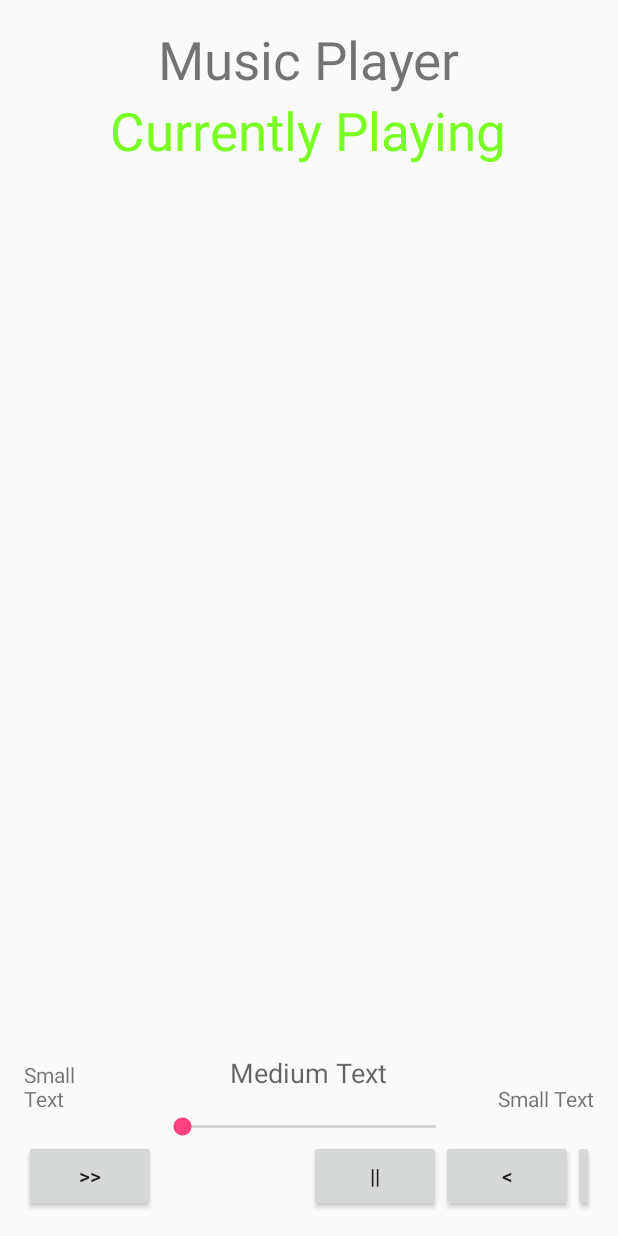
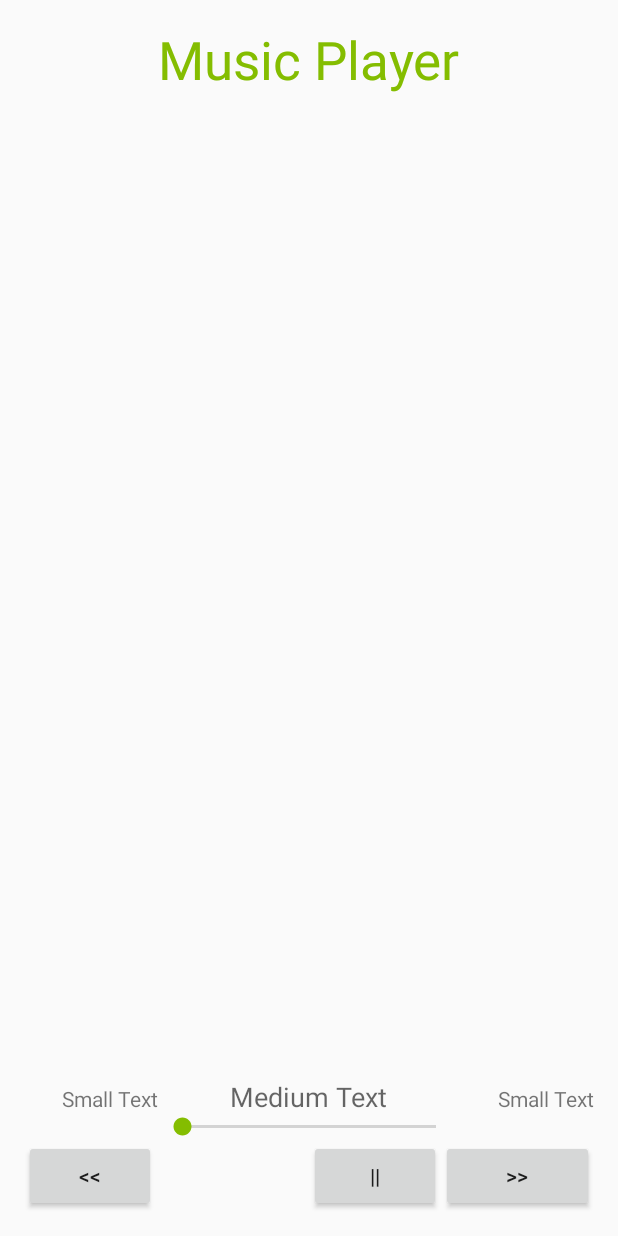
Before and after one commit to kdorosh/MusicMafia, an Android app: the layout fragment_now_playing.xml on its own in the app's theme, with its tools: preview values and no code run, on a phone screen of 412 x 824 dp. Run offline under Robolectric (Android 15) with nearby library versions, the phone set to English and light mode, and no system bars.

Commit message:
color overhaul. extra now playing button removed

```diff
--- a/app/src/main/java/mattnkev/cs/tufts/edu/musicmafia/activities/PlaylistMakingActivity.java
+++ b/app/src/main/java/mattnkev/cs/tufts/edu/musicmafia/activities/PlaylistMakingActivity.java
@@ -237,9 +237,4 @@ public class PlaylistMakingActivity extends AppCompatActivity implements
         return mFragmentManager.getFragments();
     }
 
-    // called by SearchSongsFragment so that we query database after successfully adding a song
-    //public void queryDatabase(){
-    //    mEventPlaylistFragment.queryDatabase();
-    //}
-
 }
--- a/app/src/main/res/layout/activity_event_login.xml
+++ b/app/src/main/res/layout/activity_event_login.xml
@@ -8,6 +8,7 @@
     android:paddingLeft="@dimen/activity_horizontal_margin"
     android:paddingRight="@dimen/activity_horizontal_margin"
     android:paddingTop="@dimen/activity_vertical_margin"
+    android:background="@color/darkGraySlightlyLighter"
     tools:context="mattnkev.cs.tufts.edu.musicmafia.activities.EventLoginActivity">
 
     <!-- Login progress -->
--- a/app/src/main/res/layout/activity_playlist_making.xml
+++ b/app/src/main/res/layout/activity_playlist_making.xml
@@ -8,6 +8,7 @@
     android:paddingLeft="@dimen/activity_horizontal_margin_playlists"
     android:paddingRight="@dimen/activity_horizontal_margin_playlists"
     android:paddingTop="@dimen/activity_vertical_margin_playlists"
+    android:background="@color/darkGraySlightlyLighter"
     tools:context="mattnkev.cs.tufts.edu.musicmafia.activities.PlaylistMakingActivity">
 
     <FrameLayout
@@ -22,4 +23,5 @@
         android:layout_height="60dp"
         android:layout_alignParentBottom="true"
         app:bb_tabXmlResource="@xml/bottom_bar_tabs" />
+
 </RelativeLayout>
--- a/app/src/main/res/layout/fragment_now_playing.xml
+++ b/app/src/main/res/layout/fragment_now_playing.xml
@@ -7,22 +7,15 @@
     android:paddingTop="@dimen/activity_vertical_margin"
     android:paddingBottom="@dimen/activity_vertical_margin" tools:context=".activities.PlaylistMakingActivity">
 
-    <TextView android:text="@string/music_player" android:layout_width="wrap_content"
+    <TextView
+        android:text="@string/music_player"
+        android:layout_width="wrap_content"
         android:layout_height="wrap_content"
-        android:id="@+id/textview"
+        android:id="@+id/textView"
         android:textSize="35sp"
         android:layout_alignParentTop="true"
-        android:layout_centerHorizontal="true" />
-
-    <TextView
-        android:layout_width="wrap_content"
-        android:layout_height="wrap_content"
-        android:text="@string/below_music_player"
-        android:id="@+id/textView"
-        android:layout_below="@+id/textview"
         android:layout_centerHorizontal="true"
-        android:textColor="#ff7aff24"
-        android:textSize="35sp" />
+        android:textColor="@color/spotifyGreen" />
 
     <com.android.volley.toolbox.NetworkImageView
         android:id="@+id/imageView"
@@ -35,8 +28,8 @@
     <Button
         android:layout_width="wrap_content"
         android:layout_height="wrap_content"
-        android:text="@string/forward"
-        android:id="@+id/button"
+        android:text="@string/back"
+        android:id="@+id/backButton"
         android:layout_alignParentBottom="true"
         android:layout_alignParentLeft="true"
         android:layout_alignParentStart="true" />
@@ -45,38 +38,33 @@
         android:layout_width="wrap_content"
         android:layout_height="wrap_content"
         android:text="@string/pause"
-        android:id="@+id/button2"
+        android:id="@+id/playPause"
         android:layout_alignParentBottom="true"
         android:layout_alignLeft="@+id/imageView"
         android:layout_alignStart="@+id/imageView" />
 
-    <Button
-        android:layout_width="wrap_content"
-        android:layout_height="wrap_content"
-        android:text="@string/back"
-        android:id="@+id/button3"
-        android:layout_alignTop="@+id/button2"
-        android:layout_toRightOf="@+id/button2"
-        android:layout_toEndOf="@+id/button2" />
 
     <Button
         android:layout_width="wrap_content"
         android:layout_height="wrap_content"
-        android:text="@string/rewind"
-        android:id="@+id/button4"
-        android:layout_alignTop="@+id/button3"
-        android:layout_toRightOf="@+id/button3"
-        android:layout_toEndOf="@+id/button3" />
+        android:text="@string/skip"
+        android:id="@+id/skipSong"
+        android:layout_alignParentRight="true"
+        android:layout_alignParentBottom="true"
+        android:layout_alignTop="@+id/playPause"
+        android:layout_toRightOf="@+id/playPause"
+        android:layout_toEndOf="@+id/playPause" />
+
 
     <SeekBar
         android:layout_width="wrap_content"
         android:layout_height="wrap_content"
         android:id="@+id/seekBar"
-        android:layout_alignLeft="@+id/textview"
-        android:layout_alignStart="@+id/textview"
-        android:layout_alignRight="@+id/textview"
-        android:layout_alignEnd="@+id/textview"
-        android:layout_above="@+id/button" />
+        android:layout_alignLeft="@+id/textView"
+        android:layout_alignStart="@+id/textView"
+        android:layout_alignRight="@+id/textView"
+        android:layout_alignEnd="@+id/textView"
+        android:layout_above="@+id/playPause" />
 
     <TextView
         android:layout_width="wrap_content"
@@ -95,8 +83,8 @@
         android:text="Small Text"
         android:id="@+id/textView3"
         android:layout_above="@+id/seekBar"
-        android:layout_alignRight="@+id/button4"
-        android:layout_alignEnd="@+id/button4" />
+        android:layout_alignRight="@+id/skipSong"
+        android:layout_alignEnd="@+id/skipSong" />
 
     <TextView
         android:layout_width="wrap_content"
--- a/app/src/main/res/layout/list_view_layout_event_playlist.xml
+++ b/app/src/main/res/layout/list_view_layout_event_playlist.xml
@@ -50,7 +50,7 @@
         android:ellipsize="marquee"
         android:maxLines="1"
         android:textSize="12sp"
-        android:textColor="@color/colorPrimary"
+        android:textColor="@color/offWhite"
         android:contentDescription="@string/artist_name"/>
 
     <TextView
@@ -66,6 +66,6 @@
         android:layout_alignWithParentIfMissing="true"
         android:gravity="center_vertical"
         android:textSize="16sp"
-        android:textColor="@color/colorPrimary"
+        android:textColor="@color/offWhite"
         android:contentDescription="@string/song_name"/>
 </RelativeLayout>
--- a/app/src/main/res/layout/list_view_layout_search_song.xml
+++ b/app/src/main/res/layout/list_view_layout_search_song.xml
@@ -27,7 +27,7 @@
         android:ellipsize="marquee"
         android:maxLines="1"
         android:textSize="12sp"
-        android:textColor="@color/colorPrimary"
+        android:textColor="@color/offWhite"
         android:contentDescription="@string/artist_name"/>
 
     <TextView
@@ -43,6 +43,6 @@
         android:layout_alignWithParentIfMissing="true"
         android:gravity="center_vertical"
         android:textSize="16sp"
-        android:textColor="@color/colorPrimary"
+        android:textColor="@color/offWhite"
         android:contentDescription="@string/song_name"/>
 </RelativeLayout>
--- a/app/src/main/res/values/colors.xml
+++ b/app/src/main/res/values/colors.xml
@@ -1,9 +1,14 @@
 <?xml version="1.0" encoding="utf-8"?>
 <resources>
-    <color name="colorPrimary">#3F51B5</color>
-    <color name="colorPrimaryDark">#303F9F</color>
-    <color name="colorAccent">#FF4081</color>
+    <color name="colorPrimary">#84bd00</color>
+    <color name="colorPrimaryDark">#608d00</color>
+    <color name="colorAccent">#84bd00</color>
+    <color name="spotifyGreen">#84bd00</color>
     <color name="darkGray">#262626</color>
+    <color name="darkGraySlightlyLighter">#2C2C2C</color>
+    <color name="darkGrayLighter">#303030</color>
+    <color name="spotifyLightGrey">#828282</color>
     <color name="red">#FF0000</color>
     <color name="green">#00FF00</color>
+    <color name="offWhite">#faebd7</color>
 </resources>
--- a/app/src/main/res/values/strings.xml
+++ b/app/src/main/res/values/strings.xml
@@ -19,9 +19,9 @@
     <string name="number_up_votes">Number of Up Votes</string>
     <string name="app_label">Music Mafia</string>
     <string name="search_hint">Search for song</string>
-    <string name="back"><![CDATA[<]]></string>
-    <string name="rewind"><![CDATA[<<]]></string>
-    <string name="forward"><![CDATA[>>]]></string>
+    <string name="play"><![CDATA[>]]></string>
+    <string name="back"><![CDATA[<<]]></string>
+    <string name="skip"><![CDATA[>>]]></string>
     <string name="pause">||</string>
     <string name="no_song_playing">No song playing</string>
     <string name="music_player">Music Player</string>
--- a/app/src/main/res/values/styles.xml
+++ b/app/src/main/res/values/styles.xml
@@ -6,6 +6,7 @@
         <item name="colorPrimary">@color/colorPrimary</item>
         <item name="colorPrimaryDark">@color/colorPrimaryDark</item>
         <item name="colorAccent">@color/colorAccent</item>
+        <item name="android:editTextColor">@android:color/white</item>
     </style>
 
 </resources>
```
Also changed, not shown: app/src/main/java/mattnkev/cs/tufts/edu/musicmafia/fragments/NowPlayingFragment.java (+19 -23 lines), app/src/main/res/xml/bottom_bar_tabs.xml (+6 -3 lines).
